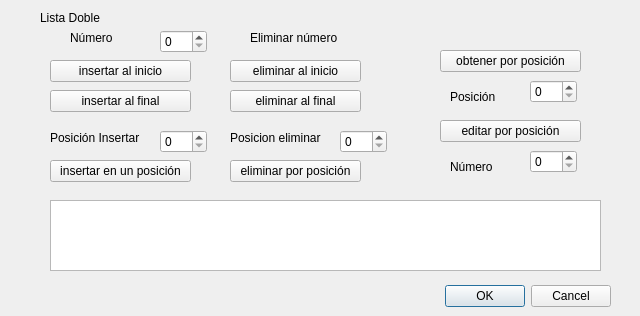
The window that ventanalistadoble.ui (CrisAzofeifa/TExtraclase1Datos2) describes before a commit, drawn with Qt 5.
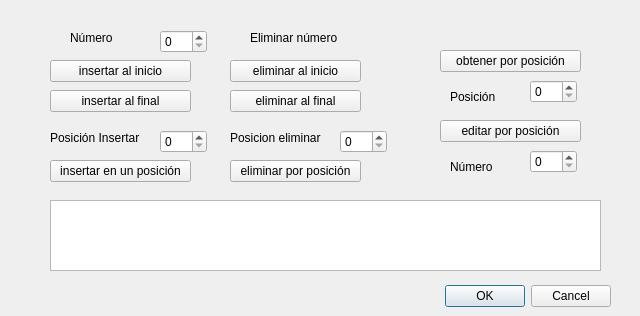
The same window after the commit.

Commit message: Final. Lista simple, lista doble y lista circular simple integradas.

Diff of the .ui file:
```diff
--- a/ventanalistadoble.ui
+++ b/ventanalistadoble.ui
@@ -271,19 +271,6 @@
     <string>Número</string>
    </property>
   </widget>
-  <widget class="QLabel" name="label_7">
-   <property name="geometry">
-    <rect>
-     <x>40</x>
-     <y>10</y>
-     <width>91</width>
-     <height>16</height>
-    </rect>
-   </property>
-   <property name="text">
-    <string>Lista Doble</string>
-   </property>
-  </widget>
  </widget>
  <resources/>
  <connections>
```
Left out of the diff: 2 changed lines with no effect on the pictures. The commit also changes 21 other files.
